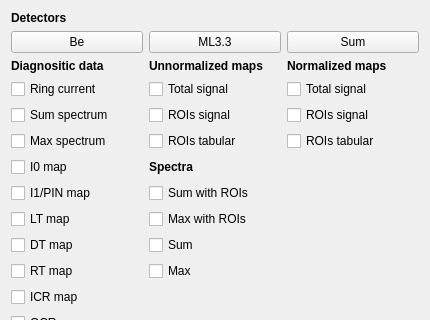
Above: analyse.ui from pfilipl/PolyX-XRF-Data-Analyser before the change; both pictures show x 0 to 430 and y 0 to 320 of the 430 by 498 pixel window. Below: the same form after it.
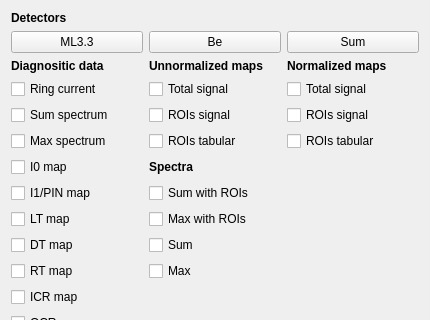
That is the form after the change.

Commit message: Detectors naming correction Be->1, ML3 -> 0

What changed in the file:
```diff
--- a/analyse.ui
+++ b/analyse.ui
@@ -44,7 +44,7 @@
    <item>
     <layout class="QHBoxLayout" name="horizontalLayout">
      <item>
-      <widget class="QPushButton" name="pushButton_DetectorsBe">
+      <widget class="QPushButton" name="pushButton_DetectorsML">
        <property name="sizePolicy">
         <sizepolicy hsizetype="Minimum" vsizetype="Fixed">
          <horstretch>0</horstretch>
@@ -52,7 +52,7 @@
         </sizepolicy>
        </property>
        <property name="text">
-        <string>Be</string>
+        <string>ML3.3</string>
        </property>
        <property name="checkable">
         <bool>true</bool>
@@ -60,7 +60,7 @@
       </widget>
      </item>
      <item>
-      <widget class="QPushButton" name="pushButton_DetectorsML">
+      <widget class="QPushButton" name="pushButton_DetectorsBe">
        <property name="sizePolicy">
         <sizepolicy hsizetype="Minimum" vsizetype="Fixed">
          <horstretch>0</horstretch>
@@ -68,7 +68,7 @@
         </sizepolicy>
        </property>
        <property name="text">
-        <string>ML3.3</string>
+        <string>Be</string>
        </property>
        <property name="checkable">
         <bool>true</bool>
```
The commit also changes 4 other files.
